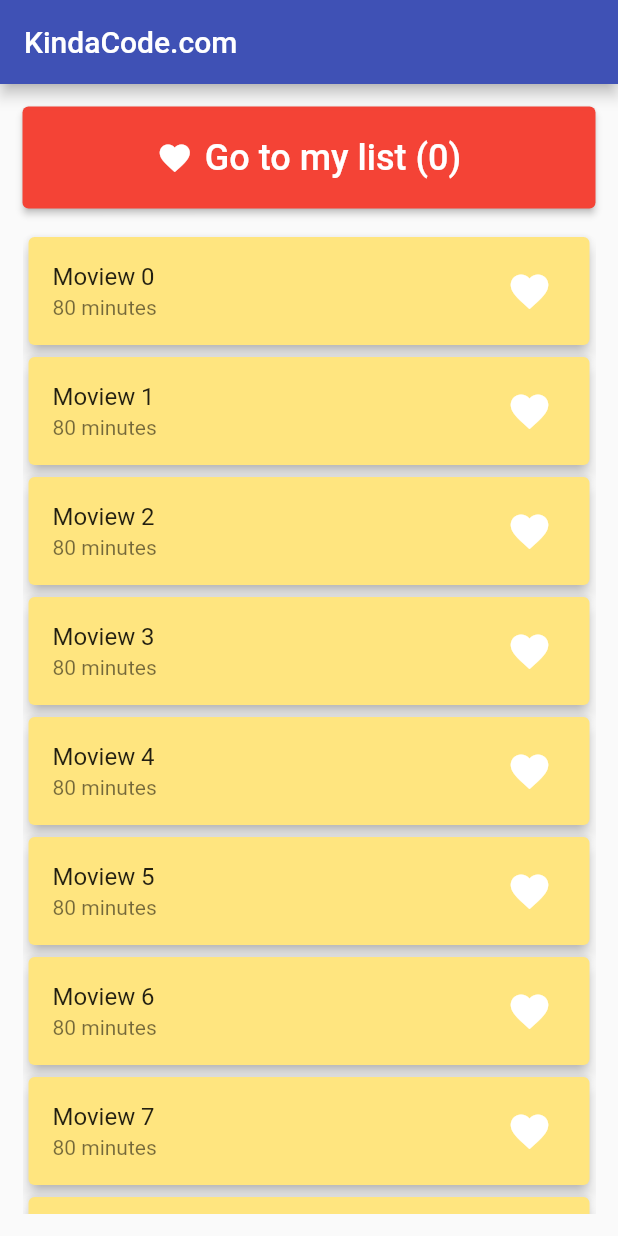
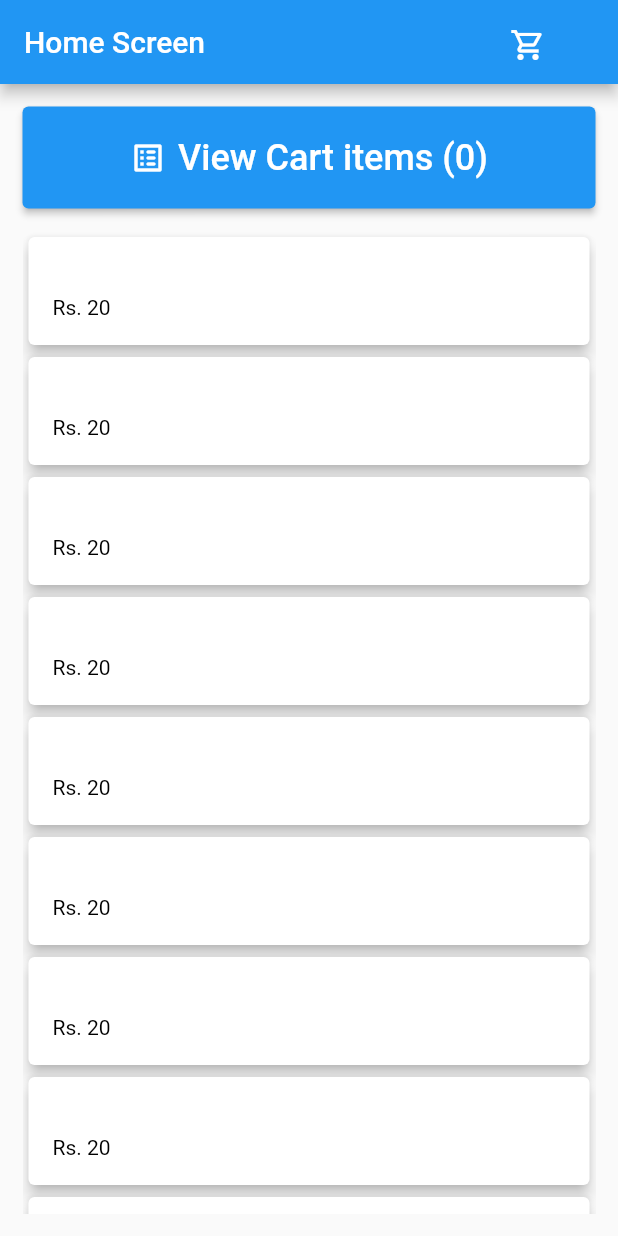
Before and after one commit to mithson/demo-flutter, a Flutter app: the screen it shows after launch, on a phone screen of 412 x 824 dp. Run offline on Flutter 3.47's test engine with Material 2 defaults, Android fonts, the phone set to English and light mode, and no system bars.

```diff
--- a/lib/main.dart
+++ b/lib/main.dart
@@ -6,9 +6,9 @@ import 'provider/product_provider.dart';
 import 'screens/home_screen.dart';
 
 void main() {
-  runApp(ChangeNotifierProvider<MovieProvider>(
+  runApp(ChangeNotifierProvider<ProductProvider>(
     child: const MyApp(),
-    create: (_) => MovieProvider(), // Create a new ChangeNotifier object
+    create: (_) => ProductProvider(), // Create a new ChangeNotifier object
   ));
 }
 
@@ -22,7 +22,7 @@ class MyApp extends StatelessWidget {
       debugShowCheckedModeBanner: false,
       title: 'Demo App',
       theme: ThemeData(
-        primarySwatch: Colors.indigo,
+        primarySwatch: Colors.blue,
       ),
       home: const HomeScreen(),
     );
--- a/lib/model/product.dart
+++ b/lib/model/product.dart
@@ -1,6 +1,11 @@
-class Movie {
-  final String title;
-  final String? runtime; // how long this movie is (in minute)
+int? total = 0;
 
-  Movie({required this.title, this.runtime});
+class Product {
+  final String? title;
+  int? price;
+
+  Product({
+    this.title,
+    this.price,
+  });
 }
--- a/lib/provider/product_provider.dart
+++ b/lib/provider/product_provider.dart
@@ -2,35 +2,35 @@ import 'package:flutter/material.dart';
 import 'dart:math';
 import '../model/product.dart';
 
-// A list of movies
-final List<Movie> initialData = List.generate(
-    50,
-    (index) => Movie(
-        title: "Moview $index",
-        runtime: "${Random().nextInt(100) + 60} minutes"));
+// A list of products
+final List<Product> initialData = List.generate(
+    20,
+    (index) =>
+        Product(title: "Product ${index + 1}", price: Random().nextInt(100)));
 
-class MovieProvider with ChangeNotifier {
-  // All movies (that will be displayed on the Home screen)
-  final List<Movie> _movies = initialData;
+class ProductProvider with ChangeNotifier {
+  // All products (that will be displayed on the Home screen)
+  final List<Product> _products = initialData;
 
-  // Retrieve all movies
-  List<Movie> get movies => _movies;
+  // Retrieve all products
+  List<Product> get products => _products;
 
-  // Favorite movies (that will be shown on the MyList screen)
-  final List<Movie> _myList = [];
+  // Favorite products (that will be shown on the MyList screen)
+  final List<Product> _myList = [];
 
-  // Retrieve favorite movies
-  List<Movie> get myList => _myList;
+  // Retrieve favorite products
+  List<Product> get myList => _myList;
 
-  // Adding a movie to the favorites list
-  void addToList(Movie movie) {
-    _myList.add(movie);
+  // Adding a product to the favorites list
+  void addToList(Product product) {
+    _myList.add(product);
+
     notifyListeners();
   }
 
-  // Removing a movie from the favorites list
-  void removeFromList(Movie movie) {
-    _myList.remove(movie);
+  // Removing a product from the favorites list
+  void removeFromList(Product product) {
+    _myList.remove(product);
     notifyListeners();
   }
 }
--- a/lib/screens/home_screen.dart
+++ b/lib/screens/home_screen.dart
@@ -1,3 +1,4 @@
+import 'package:demo/model/product.dart';
 import 'package:flutter/material.dart';
 import 'package:provider/provider.dart';
 
@@ -14,12 +15,62 @@ class HomeScreen extends StatefulWidget {
 class _HomeScreenState extends State<HomeScreen> {
   @override
   Widget build(BuildContext context) {
-    var movies = context.watch<MovieProvider>().movies;
-    var myList = context.watch<MovieProvider>().myList;
+    var products = context.watch<ProductProvider>().products;
+    var myList = context.watch<ProductProvider>().myList;
 
     return Scaffold(
       appBar: AppBar(
-        title: const Text('KindaCode.com'),
+        title: Text("Home Screen"),
+        actions: <Widget>[
+          Padding(
+            padding: const EdgeInsets.only(
+              right: 50,
+              top: 10,
+              bottom: 10,
+            ),
+            child: Container(
+                height: 150.0,
+                width: 30.0,
+                child: GestureDetector(
+                  onTap: () {
+                    Navigator.of(context).push(MaterialPageRoute(
+                        builder: (BuildContext context) => MyListScreen()));
+                  },
+                  child: Stack(
+                    children: <Widget>[
+                      IconButton(
+                        icon: Icon(
+                          Icons.shopping_cart_outlined,
+                          color: Colors.white,
+                        ),
+                        onPressed: null,
+                      ),
+                      myList.length == 0
+                          ? Container()
+                          : Positioned(
+                              child: Stack(
+                              children: <Widget>[
+                                Icon(Icons.brightness_1,
+                                    size: 20.0, color: Colors.black),
+                                Positioned(
+                                    top: 3.0,
+                                    right: 7.0,
+                                    child: Center(
+                                      child: Text(
+                                        myList.length.toString(),
+                                        style: TextStyle(
+                                            color: Colors.white,
+                                            fontSize: 11.0,
+                                            fontWeight: FontWeight.w500),
+                                      ),
+                                    )),
+                              ],
+                            )),
+                    ],
+                  ),
+                )),
+          )
+        ],
       ),
       body: Padding(
         padding: const EdgeInsets.all(15),
@@ -34,13 +85,13 @@ class _HomeScreenState extends State<HomeScreen> {
                   ),
                 );
               },
-              icon: const Icon(Icons.favorite),
+              icon: const Icon(Icons.list_alt_rounded),
               label: Text(
-                "Go to my list (${myList.length})",
+                "View Cart items (${myList.length})",
                 style: const TextStyle(fontSize: 24),
               ),
               style: ElevatedButton.styleFrom(
-                  primary: Colors.red,
+                  primary: Colors.blue,
                   padding: const EdgeInsets.symmetric(vertical: 20)),
             ),
             const SizedBox(
@@ -48,34 +99,51 @@ class _HomeScreenState extends State<HomeScreen> {
             ),
             Expanded(
               child: ListView.builder(
-                  itemCount: movies.length,
+                  itemCount: products.length,
                   itemBuilder: (_, index) {
-                    final currentMovie = movies[index];
+                    final currentProduct = products[index];
+                    final currentPrice = products[index].price;
                     return Card(
-                      key: ValueKey(currentMovie.title),
-                      color: Colors.amberAccent.shade100,
+                      key: ValueKey(currentProduct.title),
+                      color: myList.contains(currentProduct)
+                          ? Colors.black
+                          : Colors.white,
                       elevation: 4,
                       child: ListTile(
-                        title: Text(currentMovie.title),
-                        subtitle:
-                            Text(currentMovie.runtime ?? 'No information'),
+                        title: Text(currentProduct.title!,
+                            style: TextStyle(
+                              color: myList.contains(currentProduct)
+                                  ? Colors.black
+                                  : Colors.white,
+                            )),
+                        subtitle: Text(
+                          'Rs. ${currentPrice.toString()}',
+                          style: TextStyle(
+                            color: myList.contains(currentProduct)
+                                ? Colors.white
+                                : Colors.black,
+                          ),
+                        ),
                         trailing: IconButton(
                           icon: Icon(
-                            Icons.favorite,
-                            color: myList.contains(currentMovie)
-                                ? Colors.red
+                            Icons.add_circle_outline_rounded,
+                            color: myList.contains(currentProduct)
+                                ? Colors.black
                                 : Colors.white,
                             size: 30,
                           ),
                           onPressed: () {
-                            if (!myList.contains(currentMovie)) {
+                            if (!myList.contains(currentProduct)) {
                               context
-                                  .read<MovieProvider>()
-                                  .addToList(currentMovie);
+                                  .read<ProductProvider>()
+                                  .addToList(currentProduct);
+
+                              total = total! + currentPrice!.toInt();
                             } else {
                               context
-                                  .read<MovieProvider>()
-                                  .removeFromList(currentMovie);
+                                  .read<ProductProvider>()
+                                  .removeFromList(currentProduct);
+                              total = total! - currentPrice!.toInt();
                             }
                           },
                         ),
```
Also changed, not shown: lib/screens/my_list_screen.dart (+71 -12 lines).
